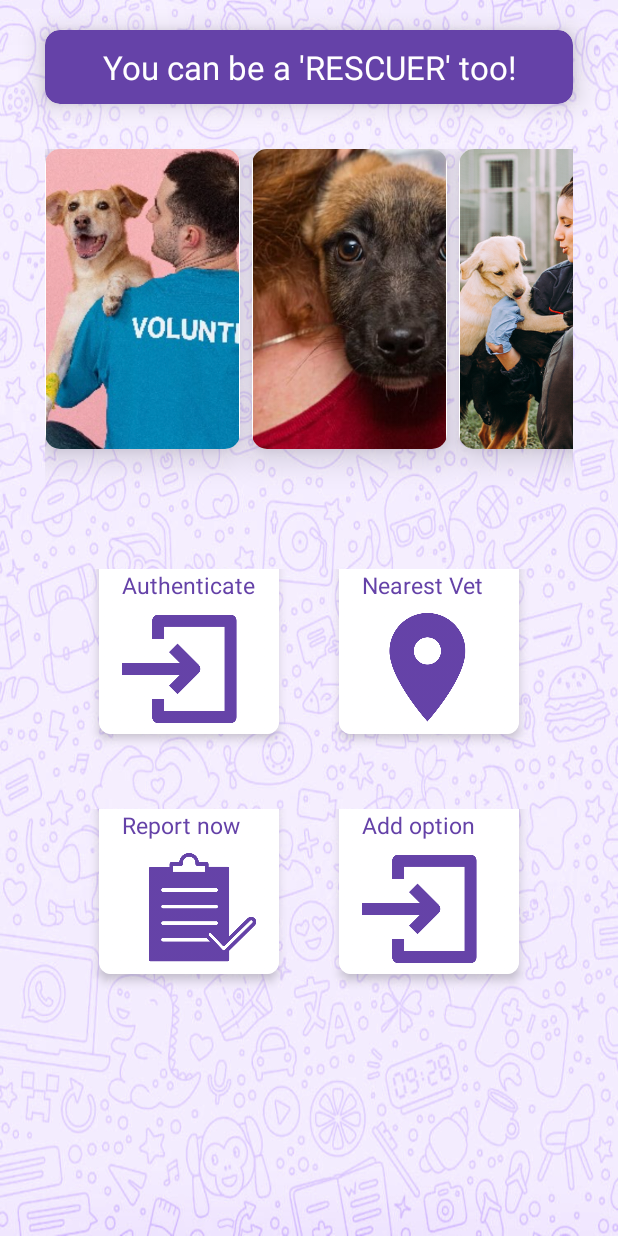
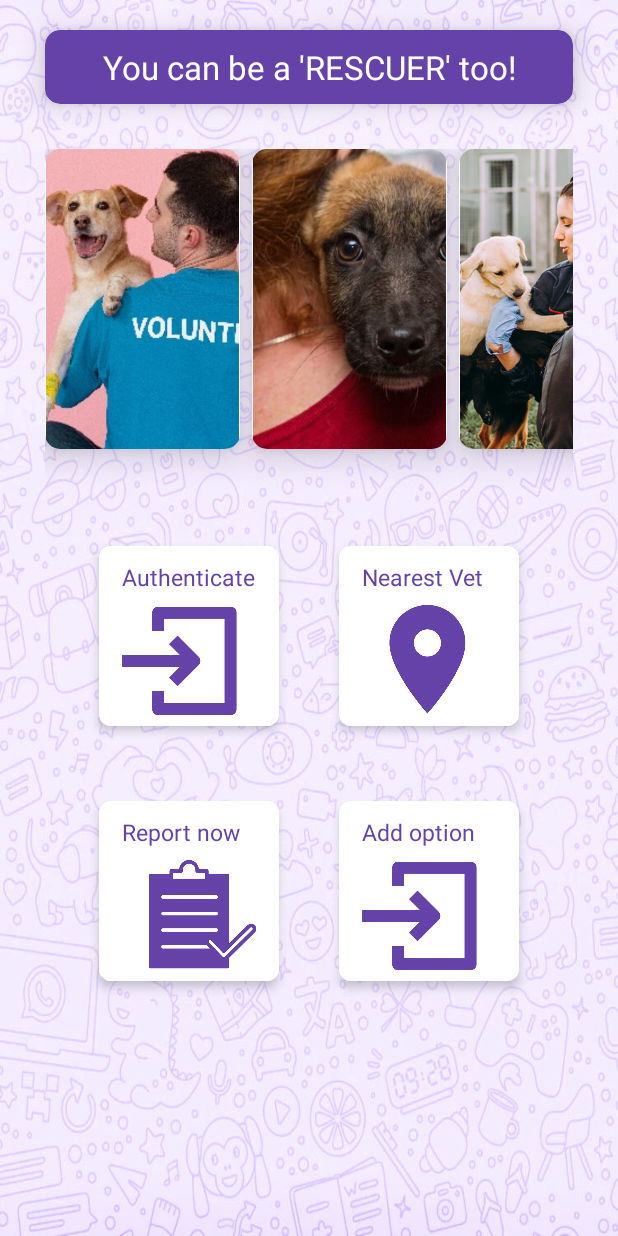
Before and after one commit to bhavyahoda/ASARA, an Android app: the screen it shows after launch (MainActivity), on a phone screen of 412 x 824 dp. Run offline under Robolectric (Android 15) with nearby library versions, the phone set to English and light mode, and no system bars.

Commit message:
Beautify home screen

```diff
--- a/app/src/main/res/layout/activity_main.xml
+++ b/app/src/main/res/layout/activity_main.xml
@@ -164,7 +164,7 @@
 
     <LinearLayout
 
-        android:layout_marginTop="50dp"
+        android:layout_marginTop="30dp"
         android:layout_marginBottom="30dp"
         android:paddingLeft="30dp"
         android:paddingRight="30dp"
@@ -179,6 +179,7 @@
             android:orientation="horizontal"
             >
             <androidx.cardview.widget.CardView
+                android:layout_marginTop="10dp"
                 android:id="@+id/authenticateCard"
                 android:layout_width="120dp"
                 android:layout_height="120dp"
@@ -209,6 +210,7 @@
             </androidx.cardview.widget.CardView>
 
             <androidx.cardview.widget.CardView
+                android:layout_marginTop="10dp"
                 android:layout_width="120dp"
                 android:layout_height="120dp"
                 android:layout_centerInParent="true"
@@ -246,6 +248,7 @@
             >
 
             <androidx.cardview.widget.CardView
+                android:layout_marginTop="10dp"
                 android:layout_width="120dp"
                 android:layout_height="120dp"
                 android:layout_centerInParent="true"
@@ -274,6 +277,7 @@
             </androidx.cardview.widget.CardView>
 
             <androidx.cardview.widget.CardView
+                android:layout_marginTop="10dp"
                 android:layout_width="120dp"
                 android:layout_height="120dp"
                 android:layout_centerInParent="true"
```
